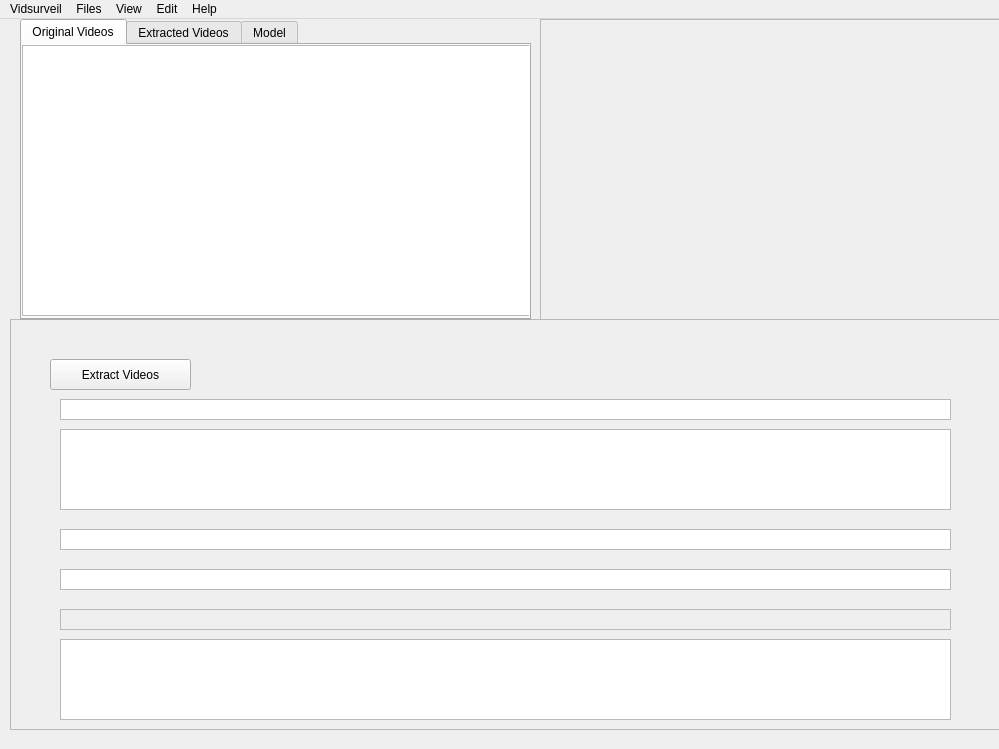
callbarian/vidsurveil_application, file mainwindow.ui: the form before one commit.
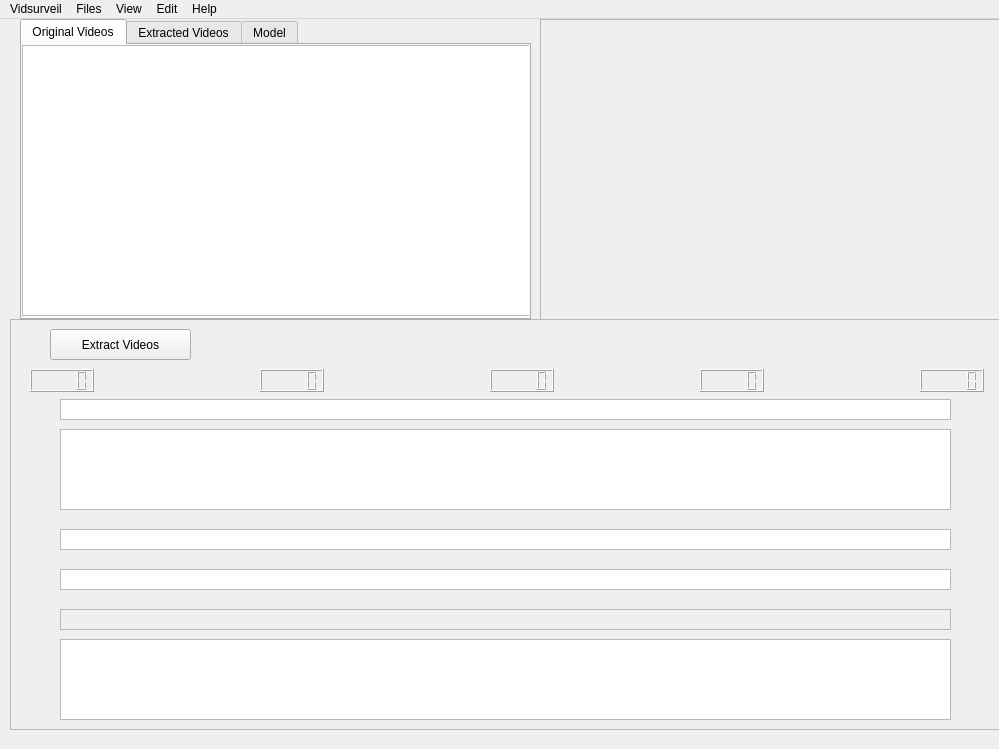
The form after the commit.

The edit to the form file:
```diff
--- a/mainwindow.ui
+++ b/mainwindow.ui
@@ -140,7 +140,7 @@
      <property name="geometry">
       <rect>
        <x>40</x>
-       <y>40</y>
+       <y>10</y>
        <width>141</width>
        <height>31</height>
       </rect>
@@ -187,6 +187,60 @@
       <string notr="true"/>
      </property>
     </widget>
+    <widget class="QLCDNumber" name="lcdNumber">
+     <property name="geometry">
+      <rect>
+       <x>20</x>
+       <y>50</y>
+       <width>64</width>
+       <height>23</height>
+      </rect>
+     </property>
+    </widget>
+    <widget class="QLCDNumber" name="lcdNumber_2">
+     <property name="geometry">
+      <rect>
+       <x>480</x>
+       <y>50</y>
+       <width>64</width>
+       <height>23</height>
+      </rect>
+     </property>
+    </widget>
+    <widget class="QLCDNumber" name="lcdNumber_4">
+     <property name="geometry">
+      <rect>
+       <x>250</x>
+       <y>50</y>
+       <width>64</width>
+       <height>23</height>
+      </rect>
+     </property>
+     <property name="styleSheet">
+      <string notr="true">font: 13pt &quot;.AppleSystemUIFont&quot;;
+font: 13pt &quot;.AppleSystemUIFont&quot;;</string>
+     </property>
+    </widget>
+    <widget class="QLCDNumber" name="lcdNumber_5">
+     <property name="geometry">
+      <rect>
+       <x>690</x>
+       <y>50</y>
+       <width>64</width>
+       <height>23</height>
+      </rect>
+     </property>
+    </widget>
+    <widget class="QLCDNumber" name="lcdNumber_6">
+     <property name="geometry">
+      <rect>
+       <x>910</x>
+       <y>50</y>
+       <width>64</width>
+       <height>23</height>
+      </rect>
+     </property>
+    </widget>
    </widget>
    <widget class="QTabWidget" name="tabWidget">
     <property name="enabled">
```
